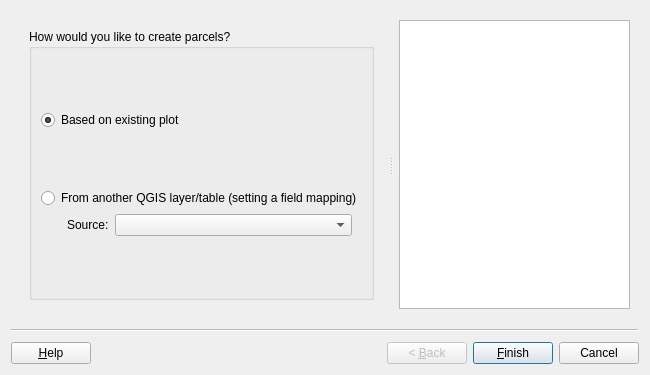
Old version of the form asistente_ladm_col/ui/wiz_create_parcel_cadastre.ui in the repository SwissTierrasColombia/Asistente-LADM-COL.
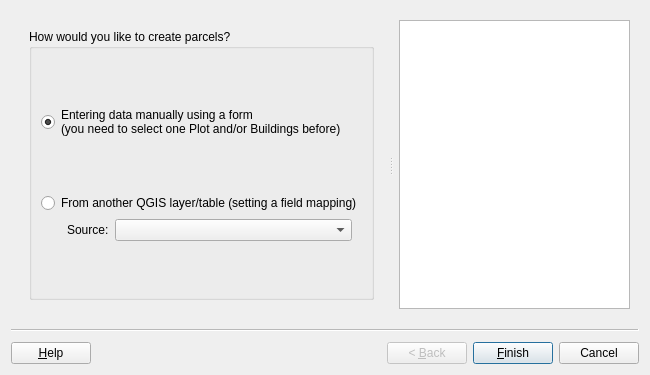
New version of the form. Custom widgets are drawn as their Qt base class.

Diff of the .ui file:
```diff
--- a/asistente_ladm_col/ui/wiz_create_parcel_cadastre.ui
+++ b/asistente_ladm_col/ui/wiz_create_parcel_cadastre.ui
@@ -65,7 +65,8 @@
            <item row="1" column="0">
             <widget class="QRadioButton" name="rad_parcel_from_plot">
              <property name="text">
-              <string>Based on existing plot</string>
+              <string>Entering data manually using a form
+(you need to select one Plot and/or Buildings before)</string>
              </property>
              <property name="checked">
               <bool>true</bool>
```
